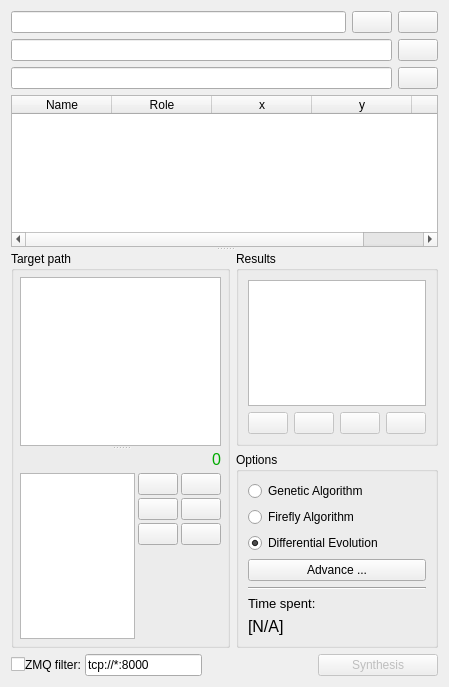
This is core/synthesis/DimensionalSynthesis/Algorithm.ui in KmolYuan/Pyslvs-UI as Qt 5 draws it before an edit. The edited form follows.
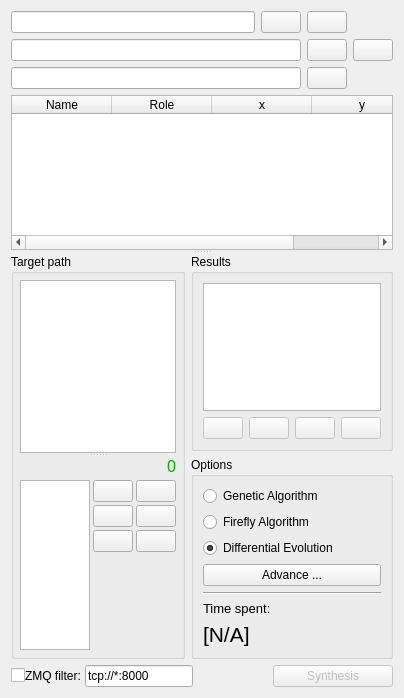
This is the edited form. Icons and pictures are not drawn.

```diff
--- a/core/synthesis/DimensionalSynthesis/Algorithm.ui
+++ b/core/synthesis/DimensionalSynthesis/Algorithm.ui
@@ -6,15 +6,15 @@
    <rect>
     <x>0</x>
     <y>0</y>
-    <width>449</width>
-    <height>687</height>
+    <width>403</width>
+    <height>698</height>
    </rect>
   </property>
   <property name="windowIcon">
    <iconset resource="../../../icons.qrc">
     <normaloff>:/icons/DimensionalSynthesis.png</normaloff>:/icons/DimensionalSynthesis.png</iconset>
   </property>
-  <layout class="QVBoxLayout" name="verticalLayout_6">
+  <layout class="QVBoxLayout" name="verticalLayout_9">
    <item>
     <widget class="QSplitter" name="splitter_2">
      <property name="orientation">
@@ -23,6 +23,10 @@
      <widget class="QWidget" name="verticalLayoutWidget">
       <layout class="QVBoxLayout" name="verticalLayout_8">
        <item>
+        <layout class="QHBoxLayout" name="horizontalLayout_3">
+         <item>
+          <layout class="QVBoxLayout" name="verticalLayout_6">
+           <item>
         <layout class="QHBoxLayout" name="horizontalLayout_7">
          <item>
           <widget class="QLineEdit" name="profile_name">
@@ -32,7 +36,10 @@
           </widget>
          </item>
          <item>
-          <widget class="QPushButton" name="load_profile">
+              <widget class="QPushButton" name="save_button">
+               <property name="statusTip">
+                <string>Save the structure profile back to the database.</string>
+               </property>
            <property name="icon">
             <iconset resource="../../../icons.qrc">
              <normaloff>:/icons/properties.png</normaloff>:/icons/properties.png</iconset>
@@ -87,6 +94,27 @@
          </item>
         </layout>
        </item>
+          </layout>
+         </item>
+         <item>
+          <widget class="QPushButton" name="load_profile">
+           <property name="statusTip">
+            <string>Load profile from triangular iteration database.</string>
+           </property>
+           <property name="icon">
+            <iconset resource="../../../icons.qrc">
+             <normaloff>:/icons/properties.png</normaloff>:/icons/properties.png</iconset>
+           </property>
+           <property name="iconSize">
+            <size>
+             <width>100</width>
+             <height>100</height>
+            </size>
+           </property>
+          </widget>
+         </item>
+        </layout>
+       </item>
        <item>
         <widget class="QTableWidget" name="ground_joints">
          <property name="verticalScrollMode">
@@ -494,7 +522,7 @@
             <item>
              <widget class="QLabel" name="timeShow">
               <property name="text">
-               <string>&lt;html&gt;&lt;head/&gt;&lt;body&gt;&lt;p&gt;&lt;span style=&quot; font-size:12pt;&quot;&gt;[N/A]&lt;/span&gt;&lt;/p&gt;&lt;/body&gt;&lt;/html&gt;</string>
+               <string>&lt;html&gt;&lt;head/&gt;&lt;body&gt;&lt;p&gt;&lt;span style=&quot; font-size:16pt;&quot;&gt;[N/A]&lt;/span&gt;&lt;/p&gt;&lt;/body&gt;&lt;/html&gt;</string>
               </property>
              </widget>
             </item>
```
Left out of the diff: 11 changed lines with no effect on the pictures. Lines whose indentation alone changed are shown as unchanged.
